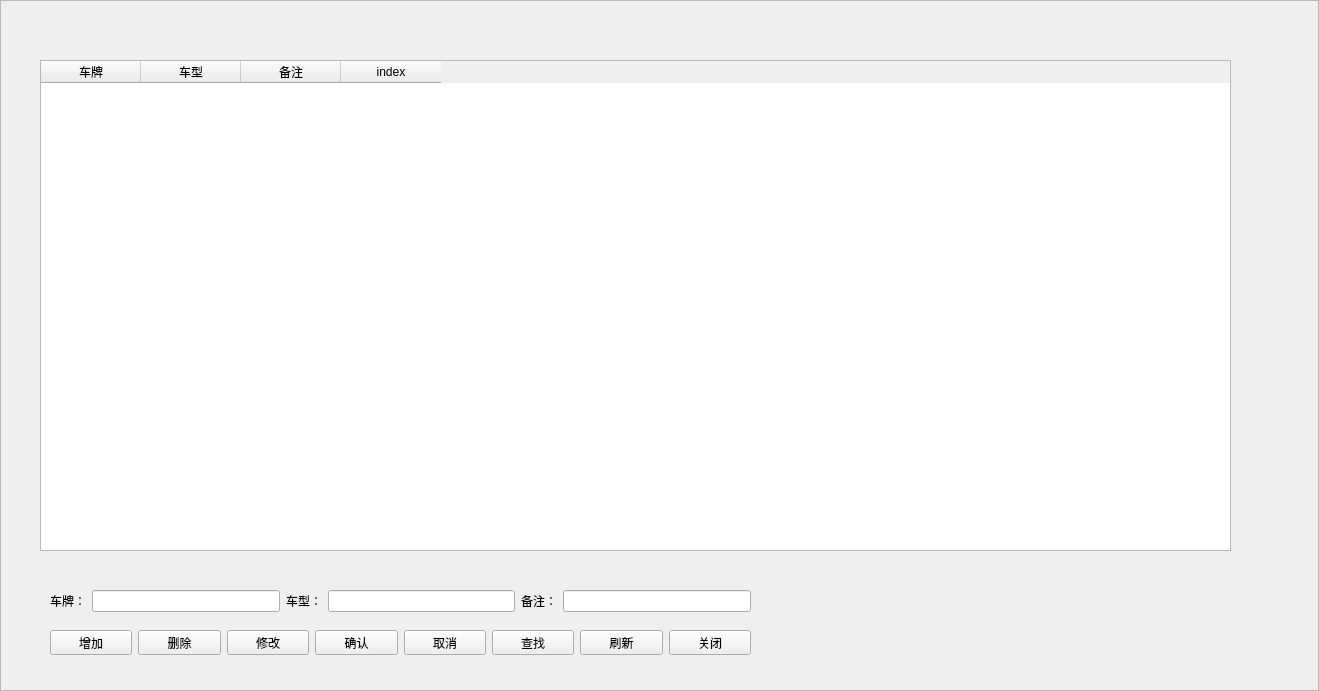
The window that UIWnd/newblacklist.ui (Anne081031/WinParkUI) describes before a commit, drawn with Qt 5.
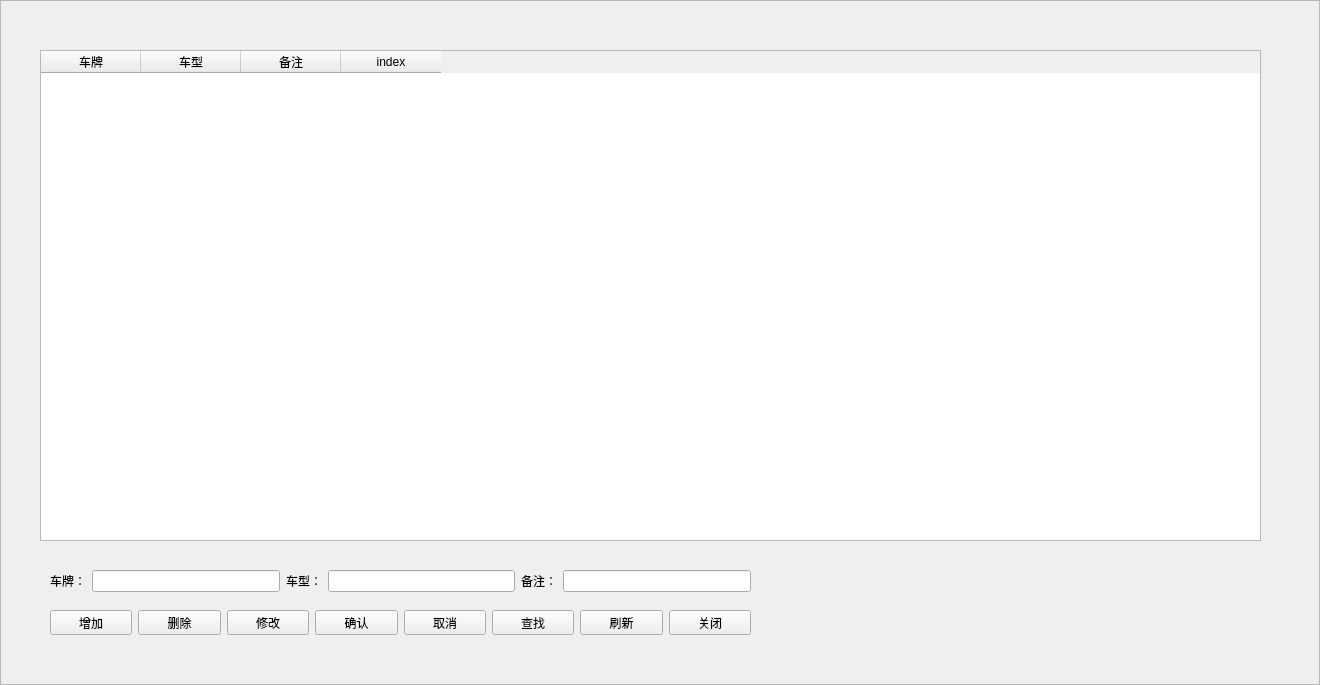
The same window after the commit. Icons and pictures are not drawn.

The edit to the form file:
```diff
--- a/UIWnd/newblacklist.ui
+++ b/UIWnd/newblacklist.ui
@@ -6,8 +6,8 @@
    <rect>
     <x>0</x>
     <y>0</y>
-    <width>1319</width>
-    <height>691</height>
+    <width>1320</width>
+    <height>685</height>
    </rect>
   </property>
   <property name="windowTitle">
@@ -26,9 +26,9 @@
    <property name="geometry">
     <rect>
      <x>40</x>
-     <y>60</y>
-     <width>1201</width>
-     <height>621</height>
+     <y>50</y>
+     <width>1231</width>
+     <height>591</height>
     </rect>
    </property>
    <property name="styleSheet">
@@ -39,7 +39,7 @@
      <rect>
       <x>0</x>
       <y>0</y>
-      <width>1191</width>
+      <width>1221</width>
       <height>491</height>
      </rect>
     </property>
@@ -71,9 +71,9 @@
     <property name="geometry">
      <rect>
       <x>0</x>
-      <y>500</y>
+      <y>510</y>
       <width>1191</width>
-      <height>111</height>
+      <height>91</height>
      </rect>
     </property>
     <property name="styleSheet">
@@ -83,7 +83,7 @@
      <property name="geometry">
       <rect>
        <x>10</x>
-       <y>70</y>
+       <y>50</y>
        <width>701</width>
        <height>25</height>
       </rect>
@@ -172,7 +172,7 @@
      <property name="geometry">
       <rect>
        <x>10</x>
-       <y>30</y>
+       <y>10</y>
        <width>701</width>
        <height>22</height>
       </rect>
```
Left out of the diff: 6 changed lines with no effect on the pictures.
